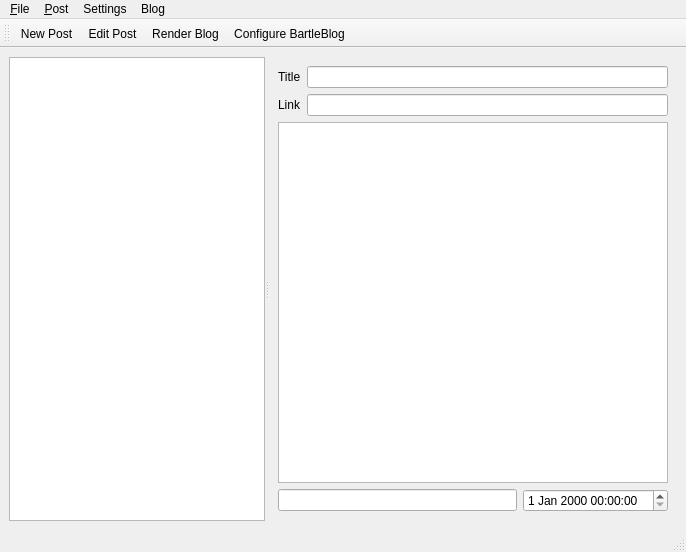
Above: BartleBlog/ui/mainwindow.ui from ralsina/ra-blog before the change. Below: the same form after it.
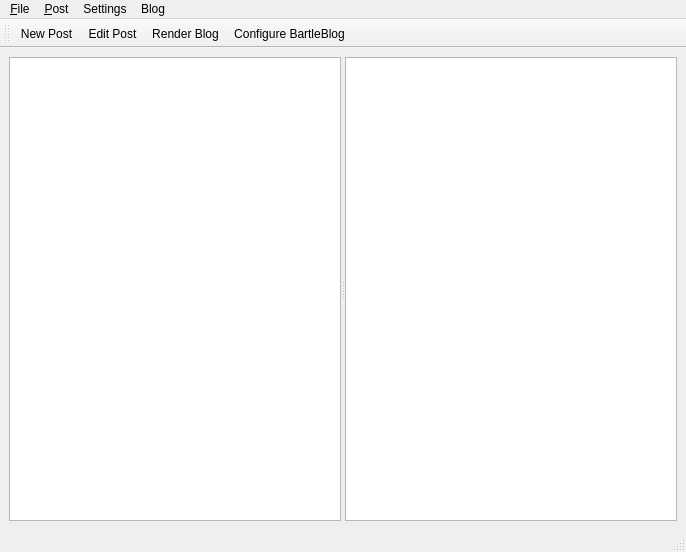
That is the form after the change. The open tabs and pages were chosen to show the change. Icons and pictures are not drawn.

The edit to the form file:
```diff
--- a/BartleBlog/ui/mainwindow.ui
+++ b/BartleBlog/ui/mainwindow.ui
@@ -13,7 +13,7 @@
    <string>MainWindow</string>
   </property>
   <widget class="QWidget" name="centralwidget" >
-   <layout class="QHBoxLayout" >
+   <layout class="QVBoxLayout" >
     <property name="margin" >
      <number>9</number>
     </property>
@@ -21,119 +21,37 @@
      <number>6</number>
     </property>
     <item>
-     <widget class="QSplitter" name="splitter" >
+     <widget class="QSplitter" name="splitter_2" >
       <property name="orientation" >
        <enum>Qt::Horizontal</enum>
       </property>
-      <widget class="QTreeView" name="tree" >
-       <property name="sizePolicy" >
-        <sizepolicy>
-         <hsizetype>7</hsizetype>
-         <vsizetype>7</vsizetype>
-         <horstretch>0</horstretch>
-         <verstretch>0</verstretch>
-        </sizepolicy>
-       </property>
-       <property name="sortingEnabled" >
-        <bool>false</bool>
-       </property>
-       <property name="animated" >
-        <bool>false</bool>
-       </property>
-       <property name="allColumnsShowFocus" >
+      <widget class="QTextBrowser" name="viewer" >
+       <property name="openExternalLinks" >
         <bool>true</bool>
        </property>
       </widget>
-      <widget class="QStackedWidget" name="stack" >
-       <property name="sizePolicy" >
-        <sizepolicy>
-         <hsizetype>7</hsizetype>
-         <vsizetype>5</vsizetype>
-         <horstretch>2</horstretch>
-         <verstretch>0</verstretch>
-        </sizepolicy>
+      <widget class="QSplitter" name="splitter" >
+       <property name="orientation" >
+        <enum>Qt::Horizontal</enum>
        </property>
-       <property name="currentIndex" >
-        <number>0</number>
-       </property>
-       <widget class="QWidget" name="page_2" >
-        <layout class="QHBoxLayout" >
-         <property name="margin" >
-          <number>9</number>
-         </property>
-         <property name="spacing" >
-          <number>6</number>
-         </property>
-         <item>
-          <widget class="QTextBrowser" name="viewer" >
-           <property name="openExternalLinks" >
-            <bool>true</bool>
-           </property>
-          </widget>
-         </item>
-        </layout>
-       </widget>
-       <widget class="QWidget" name="page" >
-        <layout class="QVBoxLayout" >
-         <property name="margin" >
-          <number>9</number>
-         </property>
-         <property name="spacing" >
-          <number>6</number>
-         </property>
-         <item>
-          <layout class="QGridLayout" >
-           <property name="margin" >
-            <number>0</number>
-           </property>
-           <property name="spacing" >
-            <number>6</number>
-           </property>
-           <item row="0" column="0" >
-            <widget class="QLabel" name="label" >
-             <property name="text" >
-              <string>Title</string>
-             </property>
-            </widget>
-           </item>
-           <item row="1" column="1" >
-            <widget class="QLineEdit" name="link" />
-           </item>
-           <item row="1" column="0" >
-            <widget class="QLabel" name="label_2" >
-             <property name="text" >
-              <string>Link</string>
-             </property>
-             <property name="buddy" >
-              <cstring>link</cstring>
-             </property>
-            </widget>
-           </item>
-           <item row="0" column="1" >
-            <widget class="QLineEdit" name="title" />
-           </item>
-          </layout>
-         </item>
-         <item>
-          <widget class="QTextEdit" name="editor" />
-         </item>
-         <item>
-          <layout class="QHBoxLayout" >
-           <property name="margin" >
-            <number>0</number>
-           </property>
-           <property name="spacing" >
-            <number>6</number>
-           </property>
-           <item>
-            <widget class="QLineEdit" name="categories" />
-           </item>
-           <item>
-            <widget class="QDateTimeEdit" name="pubDate" />
-           </item>
-          </layout>
-         </item>
-        </layout>
+       <widget class="QTreeView" name="tree" >
+        <property name="sizePolicy" >
+         <sizepolicy>
+          <hsizetype>7</hsizetype>
+          <vsizetype>7</vsizetype>
+          <horstretch>0</horstretch>
+          <verstretch>0</verstretch>
+         </sizepolicy>
+        </property>
+        <property name="sortingEnabled" >
+         <bool>false</bool>
+        </property>
+        <property name="animated" >
+         <bool>false</bool>
+        </property>
+        <property name="allColumnsShowFocus" >
+         <bool>true</bool>
+        </property>
        </widget>
       </widget>
      </widget>
```
Left out of the diff: 40 changed lines with no effect on the pictures.
